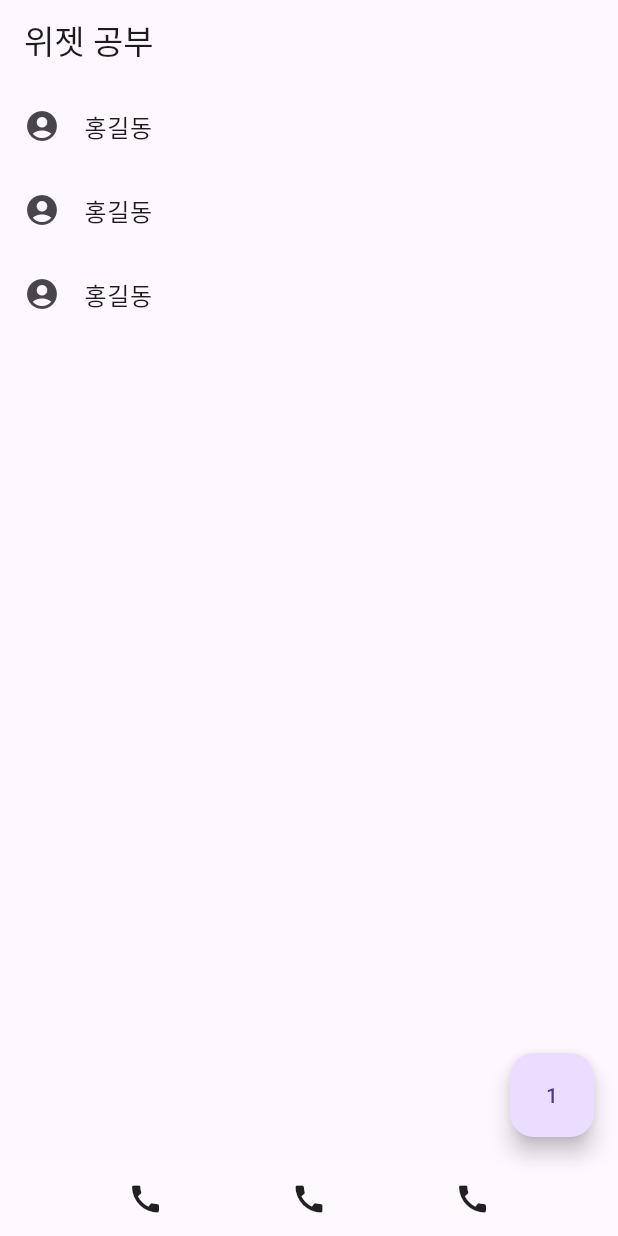
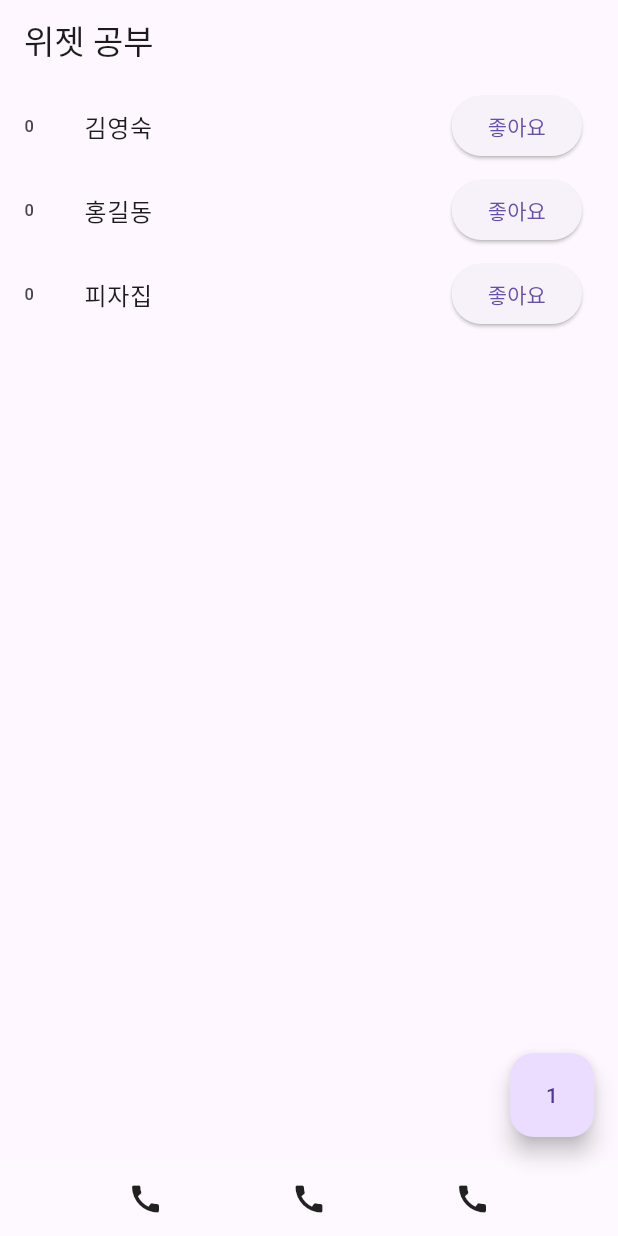
Before and after one commit to Probono2024/flutter-study-ChoiJihyeon, a Flutter app: the screen it shows after launch, on a phone screen of 412 x 824 dp. Run offline on Flutter 3.47's test engine with Material 3 defaults, Android fonts, the phone set to English and light mode, and no system bars; our stand-ins replace rive.

```diff
--- a/lib/main.dart
+++ b/lib/main.dart
@@ -4,11 +4,17 @@ import 'package:rive/rive.dart';
 
 void main() => runApp(MyApp());
 
-
-class MyApp extends StatelessWidget {
+class MyApp extends StatefulWidget {
   MyApp({Key? key}) : super(key: key);
 
+  @override
+  State<MyApp> createState() => _MyAppState();
+}
+
+class _MyAppState extends State<MyApp> {
   var a = 1;
+  var name = ['김영숙', '홍길동', '피자집'];
+  var like = [0, 0 , 0];
 
   @override
   Widget build(BuildContext context) {
@@ -19,7 +25,9 @@ class MyApp extends StatelessWidget {
           child: Text(a.toString()),
           onPressed: (){ //버튼 눌렀을때 마다 실행
             print(a);
-            a++;
+            setState(() {
+              a++;
+            });
           },
         ),
         appBar: AppBar(
@@ -29,8 +37,13 @@ class MyApp extends StatelessWidget {
            itemCount: 3,
            itemBuilder: (context,i){ //일반적으로 c,i로 작명
              return ListTile(
-               leading: Icon(Icons.account_circle),
-               title:Text('홍길동')
+               leading: Text(like[i].toString()),
+               title:Text(name[i]),
+               trailing:ElevatedButton(onPressed: (){
+                 setState(() {
+                   like[i]++;
+                 });
+               }, child: Text('좋아요')),
              ); //이 위젯이 3번 반복됨
            }
           ),
```
